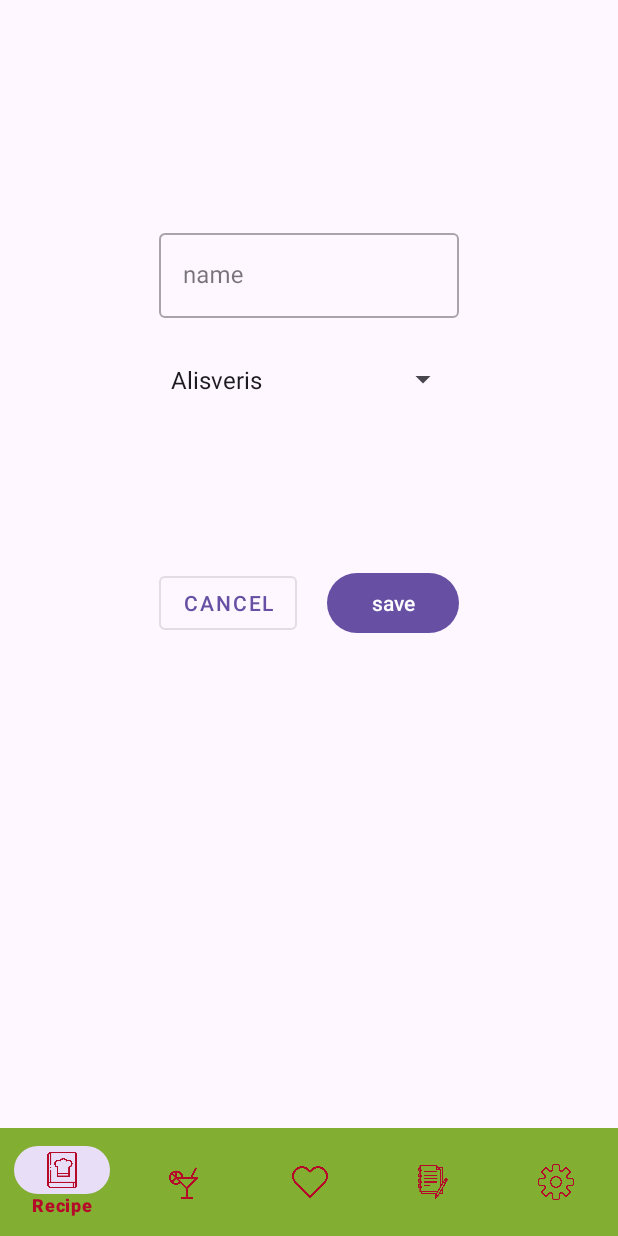
After one commit to VolkanSyntax/Delish-Dish-Android-Modul-3-Abschlussprojekt, an Android app: the NoteAddFragment screen opened through its navigation route, on a phone screen of 412 x 824 dp. The commit adds this screen. Run offline under Robolectric (Android 15) with nearby library versions, the phone set to English and light mode, and no system bars; our stand-ins replace Firebase (no records; nobody signed in at launch, a user with empty details on screens opened directly), Room's generated code, navigation-ui; Roboto replaces fonts that are not available here; 1 statement that could not run was skipped.

Commit message:
Android abschluss 20.03.2024

```diff
--- a/app/src/main/java/de/syntax/androidabschluss/data/remote/CocktailApiService.kt
+++ b/app/src/main/java/de/syntax/androidabschluss/data/remote/CocktailApiService.kt
@@ -41,8 +41,6 @@ interface CocktailApiService {
     @GET("search.php")
     suspend fun getCocktailByName(@Query("s") cocktailSearchValue: String): CocktailList
 
-    @GET("lookup.php")
-    suspend fun cocktailsFavouriteList(@Query("i") cocktailFavouriteId: Int): CocktailList
 
 }
 
--- /dev/null
+++ b/app/src/main/java/de/syntax/androidabschluss/local/NoteDatabase.kt
@@ -0,0 +1,26 @@
+package de.syntax.androidabschluss.local
+
+import android.content.Context
+import androidx.room.Database
+import androidx.room.Room
+import androidx.room.RoomDatabase
+
+@Database(entities = [Note::class], version = 1)
+abstract class NoteDatabase : RoomDatabase() {
+    abstract  val noteDatabaseDao:NoteDatabaseDao
+}
+
+private lateinit var INSTANCE: NoteDatabase
+
+fun getNoteDatabase(context: Context): NoteDatabase {
+    synchronized(NoteDatabase::class.java) {
+        if (!::INSTANCE.isInitialized) {
+            INSTANCE = Room.databaseBuilder(
+                context.applicationContext,
+                NoteDatabase::class.java,
+                "note_database"
+            ).build()
+        }
+        return INSTANCE
+    }
+}
--- /dev/null
+++ b/app/src/main/java/de/syntax/androidabschluss/ui/NoteAddFragment.kt
@@ -0,0 +1,72 @@
+package de.syntax.androidabschluss.ui
+
+import android.annotation.SuppressLint
+import android.content.Context
+import android.os.Bundle
+import androidx.fragment.app.Fragment
+import android.view.LayoutInflater
+import android.view.View
+import android.view.ViewGroup
+import android.view.inputmethod.InputMethodManager
+import androidx.core.content.getSystemService
+import androidx.fragment.app.activityViewModels
+import androidx.navigation.fragment.findNavController
+import de.syntax.androidabschluss.R
+import de.syntax.androidabschluss.databinding.FragmentNoteAddBinding
+import de.syntax.androidabschluss.local.Note
+import de.syntax.androidabschluss.viewmodel.MainViewModel
+
+
+class NoteAddFragment : Fragment() {
+    private lateinit var binding: FragmentNoteAddBinding
+    private val viewModel: MainViewModel by activityViewModels()
+
+
+    override fun onCreateView(
+        inflater: LayoutInflater,
+        container: ViewGroup?,
+        savedInstanceState: Bundle?
+    ): View? {
+        binding = FragmentNoteAddBinding.inflate(inflater,container,false)
+        return binding.root
+    }
+
+    @SuppressLint("ClickableViewAccessibility")
+    override fun onViewCreated(view: View, savedInstanceState: Bundle?) {
+        super.onViewCreated(view, savedInstanceState)
+
+        viewModel.complete.observe(viewLifecycleOwner){
+            if (it) {
+                findNavController().navigate(NoteAddFragmentDirections.actionNoteAddFragment2ToNoteFragment())
+                viewModel.unsetComplete()
+            }
+        }
+
+
+        binding.foodSpinner.setOnTouchListener { view, motionEvent ->  val imm: InputMethodManager =
+            requireContext().getSystemService(Context.INPUT_METHOD_SERVICE) as InputMethodManager
+            imm.hideSoftInputFromWindow(view.windowToken, 0)
+        }
+
+        binding.saveButton.setOnClickListener {
+            getValuesAndSave()
+        }
+
+        binding.cancelButton.setOnClickListener {
+            findNavController().navigate(NoteAddFragmentDirections.actionNoteAddFragment2ToNoteFragment())
+        }
+
+
+    }
+
+
+    private fun getValuesAndSave() {
+        val title = binding.nameEdit.text.toString()
+        val text = binding.foodSpinner.selectedItem.toString()
+        val newNote = Note(title = title, text = text)
+        viewModel.insertNote(newNote)
+    }
+
+
+
+}
--- /dev/null
+++ b/app/src/main/res/layout/fragment_note_add.xml
@@ -0,0 +1,56 @@
+<?xml version="1.0" encoding="utf-8"?>
+<androidx.constraintlayout.widget.ConstraintLayout android:layout_width="match_parent"
+    android:layout_height="match_parent"
+    xmlns:android="http://schemas.android.com/apk/res/android"
+    xmlns:app="http://schemas.android.com/apk/res-auto">
+
+    <com.google.android.material.textfield.TextInputLayout
+        android:id="@+id/name_textfield"
+        style="@style/Widget.MaterialComponents.TextInputLayout.OutlinedBox"
+        android:layout_width="200dp"
+        android:layout_height="wrap_content"
+        android:layout_marginTop="150dp"
+        app:layout_constraintEnd_toEndOf="parent"
+        app:layout_constraintStart_toStartOf="parent"
+        app:layout_constraintTop_toTopOf="parent">
+
+        <com.google.android.material.textfield.TextInputEditText
+            android:id="@+id/name_edit"
+            android:layout_width="match_parent"
+            android:layout_height="wrap_content"
+            android:hint="name" />
+
+    </com.google.android.material.textfield.TextInputLayout>
+
+    <Spinner
+        android:id="@+id/food_spinner"
+        android:layout_width="0dp"
+        android:layout_height="50dp"
+        android:layout_marginTop="16dp"
+        android:clickable="false"
+        android:entries="@array/titel_array"
+        android:spinnerMode="dropdown"
+        app:layout_constraintEnd_toEndOf="@+id/name_textfield"
+        app:layout_constraintStart_toStartOf="@+id/name_textfield"
+        app:layout_constraintTop_toBottomOf="@+id/name_textfield" />
+
+    <Button
+        android:id="@+id/save_button"
+        android:layout_width="wrap_content"
+        android:layout_height="wrap_content"
+        android:layout_marginTop="100dp"
+        android:text="save"
+        app:layout_constraintEnd_toEndOf="@+id/food_spinner"
+        app:layout_constraintTop_toBottomOf="@+id/food_spinner" />
+
+    <Button
+        android:id="@+id/cancel_button"
+        style="@style/Widget.MaterialComponents.Button.OutlinedButton"
+        android:layout_width="wrap_content"
+        android:layout_height="wrap_content"
+        android:layout_marginTop="100dp"
+        android:text="cancel"
+        app:layout_constraintStart_toStartOf="@+id/food_spinner"
+        app:layout_constraintTop_toBottomOf="@+id/food_spinner" />
+
+</androidx.constraintlayout.widget.ConstraintLayout>
--- a/app/src/main/res/menu/bottom_nav.xml
+++ b/app/src/main/res/menu/bottom_nav.xml
@@ -20,7 +20,7 @@
         android:iconTint="@color/background_color"/>
 
     <item
-        android:id="@+id/noteAddFragment"
+        android:id="@+id/noteFragment"
         android:icon="@drawable/note_icon"
         android:title="@string/note"
         android:iconTint="@color/background_color"/>
--- a/app/src/main/res/navigation/nav_graph.xml
+++ b/app/src/main/res/navigation/nav_graph.xml
@@ -65,4 +65,35 @@
         android:name="de.syntax.androidabschluss.ui.SettingsFragment"
         android:label="fragment_settings"
         tools:layout="@layout/fragment_settings" />
+    <fragment
+        android:id="@+id/noteFragment"
+        android:name="de.syntax.androidabschluss.ui.NoteFragment"
+        android:label="fragment_note"
+        tools:layout="@layout/fragment_note" >
+        <action
+            android:id="@+id/action_noteFragment_to_noteAddFragment2"
+            app:destination="@id/noteAddFragment" />
+        <action
+            android:id="@+id/action_noteFragment_to_noteEditFragment"
+            app:destination="@id/noteEditFragment" />
+    </fragment>
+    <fragment
+        android:id="@+id/noteAddFragment"
+        android:name="de.syntax.androidabschluss.ui.NoteAddFragment"
+        android:label="NoteAddFragment" >
+        <action
+            android:id="@+id/action_noteAddFragment2_to_noteFragment"
+            app:destination="@id/noteFragment" />
+    </fragment>
+    <fragment
+        android:id="@+id/noteEditFragment"
+        android:name="de.syntax.androidabschluss.ui.NoteEditFragment"
+        android:label="NoteEditFragment" >
+        <action
+            android:id="@+id/action_noteEditFragment_to_noteFragment"
+            app:destination="@id/noteFragment" />
+        <argument
+            android:name="noteId"
+            app:argType="long" />
+    </fragment>
 </navigation>
--- a/app/src/main/res/values/strings.xml
+++ b/app/src/main/res/values/strings.xml
@@ -21,4 +21,11 @@
     <string name="my_favourites_meals_">My Favourites Meals</string>
     <string name="suchen">Search</string>
     <string name="settings">Settings</string>
+
+    <string-array name="titel_array">
+        <item>Alisveris</item>
+        <item>hatirlatma</item>
+        <item>dikkat et</item>
+    </string-array>
+
 </resources>
```
Also changed, not shown: app/src/main/java/de/syntax/androidabschluss/adapters/NoteAdapter.kt (added, +40 -0 lines), app/src/main/java/de/syntax/androidabschluss/data/Repository.kt (+34 -1 lines), app/src/main/java/de/syntax/androidabschluss/local/Note.kt (added, +18 -0 lines), app/src/main/java/de/syntax/androidabschluss/local/NoteDatabaseDao.kt (added, +34 -0 lines), app/src/main/java/de/syntax/androidabschluss/ui/NoteEditFragment.kt (added, +79 -0 lines), app/src/main/java/de/syntax/androidabschluss/ui/NoteFragment.kt (added, +41 -0 lines), app/src/main/java/de/syntax/androidabschluss/viewmodel/MainViewModel.kt (+40 -1 lines), app/src/main/res/drawable/ic_round_person_add_24.xml (added, +10 -0 lines), app/src/main/res/layout/fragment_note.xml (added, +36 -0 lines), app/src/main/res/layout/fragment_note_edit.xml (added, +63 -0 lines), app/src/main/res/layout/item_note.xml (added, +40 -0 lines).
